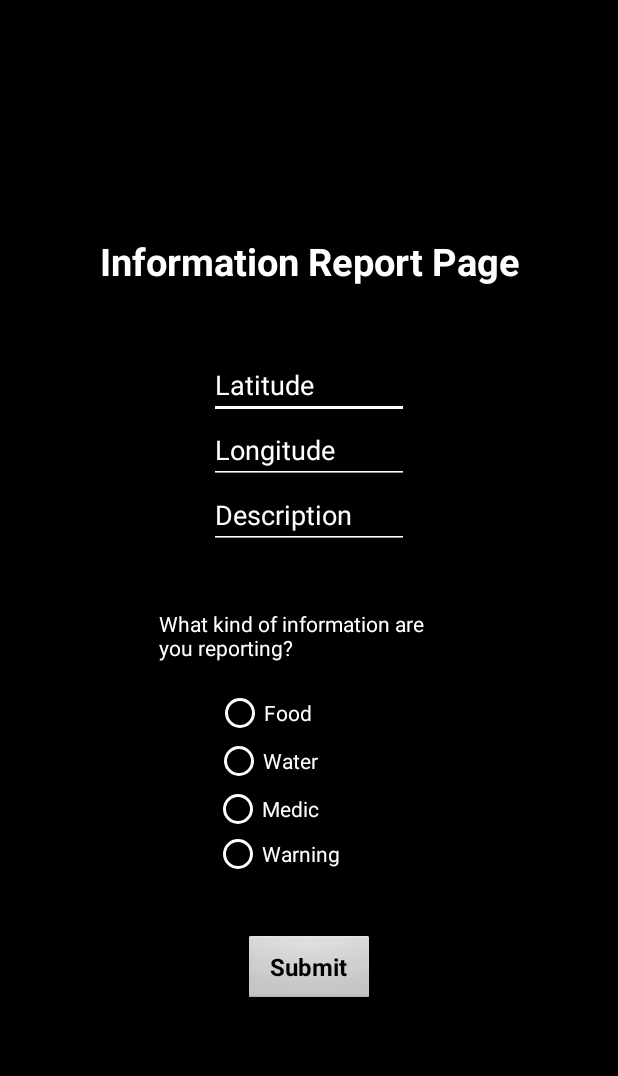
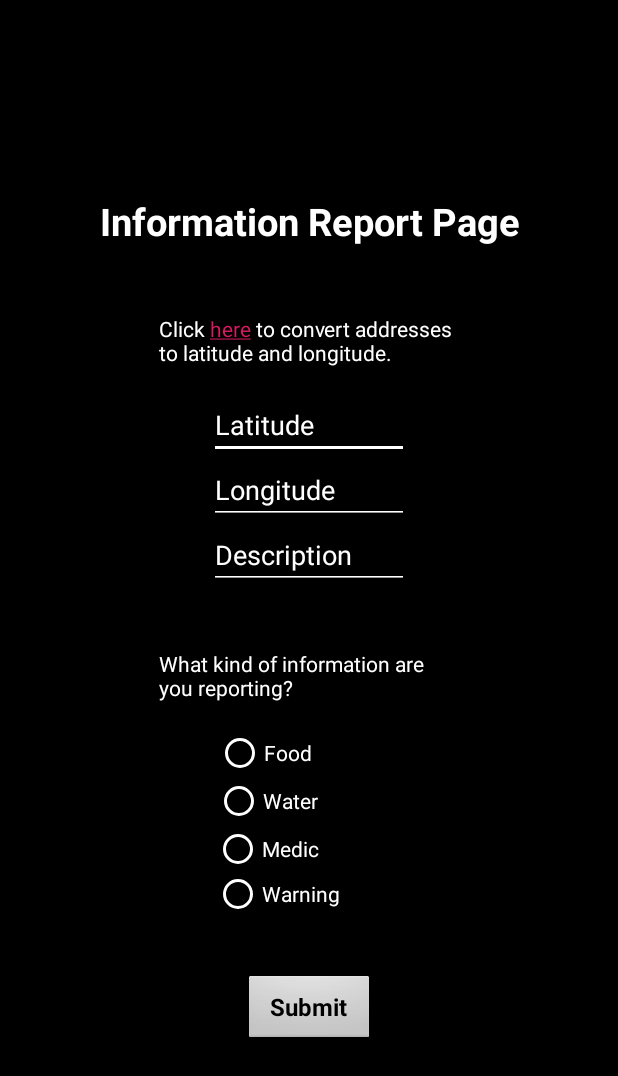
Before and after one commit to kabbott6/Protest-Awareness, an Android app: the screen it shows after launch (InputActivity), on a phone screen of 412 x 824 dp. Shown: the top 1076 px of the screen. Run offline under Robolectric (Android 15) with nearby library versions, the light colour scheme and no system bars; libraries missing offline, so code that uses them is left out: com.opencsv.

Commit message:
finishing touches

```diff
--- a/app/src/main/java/com/ibm/androidapp/InputActivity.java
+++ b/app/src/main/java/com/ibm/androidapp/InputActivity.java
@@ -9,11 +9,14 @@ import android.annotation.SuppressLint;
 import android.content.Context;
 import android.content.pm.PackageManager;
 import android.os.Build;
+import android.text.Html;
+import android.text.method.LinkMovementMethod;
 import android.view.View;
 import android.os.Bundle;
 import android.widget.Button;
 import android.widget.EditText;
 import android.widget.RadioGroup;
+import android.widget.TextView;
 import android.widget.Toast;
 
 import com.opencsv.CSVWriter;
@@ -68,12 +71,13 @@ public class InputActivity extends AppCompatActivity implements ActivityCompat.O
 //            File csv = new File(Environment.getExternalStorageDirectory().getAbsolutePath() + "/stats.csv");
 
             // app specific internal storage
-            File csv = new File(getApplicationContext().getFilesDir(), "stats.csv");
+            File csv = new File(getApplicationContext().getFilesDir(), "info.csv");
             try {
                 FileWriter filewriter = new FileWriter(csv, true);
                 CSVWriter csvwriter = new CSVWriter(filewriter);
                 List<String[]> info = new ArrayList<String[]>();
-                info.add(new String[]{lat, lon, descript, category});
+                time = String.valueOf(System.currentTimeMillis());
+                info.add(new String[]{lat, lon, descript, category, time});
                 csvwriter.writeAll(info);
                 csvwriter.close();
             } catch (IOException e) {
@@ -83,7 +87,7 @@ public class InputActivity extends AppCompatActivity implements ActivityCompat.O
             // read the file
             FileInputStream stream = null;
             try {
-                stream = getApplicationContext().openFileInput("stats.csv");
+                stream = getApplicationContext().openFileInput("info.csv");
             } catch (FileNotFoundException e) {
                 e.printStackTrace();
             }
@@ -118,6 +122,10 @@ public class InputActivity extends AppCompatActivity implements ActivityCompat.O
         longitude = (EditText) findViewById(R.id.longitude);
         description = (EditText) findViewById(R.id.description);
         submit = (Button) findViewById(R.id.submit);
+        TextView link = (TextView) findViewById(R.id.latinfo);
+        String linkText = "Click <a href='https://www.latlong.net/convert-address-to-lat-long.html'>here</a> to convert addresses to latitude and longitude.";
+        link.setText(Html.fromHtml(linkText));
+        link.setMovementMethod(LinkMovementMethod.getInstance());
 
         theCategory.setOnCheckedChangeListener(new RadioGroup.OnCheckedChangeListener() {
 
@@ -155,7 +163,7 @@ public class InputActivity extends AppCompatActivity implements ActivityCompat.O
 //                    File csv = new File(Environment.getExternalStorageDirectory().getAbsolutePath() + "/stats.csv");
 
                     // app specific internal storage
-                    File csv = new File(getApplicationContext().getFilesDir(), "stats.csv");
+                    File csv = new File(getApplicationContext().getFilesDir(), "info.csv");
                     try {
                         FileWriter filewriter = new FileWriter(csv, true);
                         CSVWriter csvwriter = new CSVWriter(filewriter);
@@ -170,7 +178,7 @@ public class InputActivity extends AppCompatActivity implements ActivityCompat.O
                     // read the file
                     FileInputStream stream = null;
                     try {
-                        stream = getApplicationContext().openFileInput("stats.csv");
+                        stream = getApplicationContext().openFileInput("info.csv");
                     } catch (FileNotFoundException e) {
                         e.printStackTrace();
                     }
--- a/app/src/main/java/com/ibm/androidapp/MainActivity.java
+++ b/app/src/main/java/com/ibm/androidapp/MainActivity.java
@@ -211,7 +211,7 @@ public class MainActivity extends AppCompatActivity
         LatLng curr = null;
         try {
             FileInputStream stream = null;
-            stream = getApplicationContext().openFileInput("stats.csv");
+            stream = getApplicationContext().openFileInput("info.csv");
             InputStreamReader inputreader =
                     new InputStreamReader(stream, StandardCharsets.UTF_8);
             BufferedReader br = new BufferedReader(inputreader);
@@ -239,7 +239,7 @@ public class MainActivity extends AppCompatActivity
                 }
                 Log.d("occurrence[3]: ", occurrence[3]);
                 try {
-                    if ((occurrence.length > 4) && Long.parseLong(occurrence[4]) + 60000 > System.currentTimeMillis()) {
+                    if ((occurrence.length > 4) && Long.parseLong(occurrence[4]) + 7200000 > System.currentTimeMillis()) {
                         googleMap.addMarker(marker);
                     }
                 } catch (Exception e) {
--- a/app/src/main/res/layout/activity_input.xml
+++ b/app/src/main/res/layout/activity_input.xml
@@ -19,6 +19,14 @@
         android:textStyle="bold"
         android:textColor="@color/white_bg"
         android:gravity="center"
+        />
+
+    <TextView
+        android:id="@+id/latinfo"
+        android:layout_width="200dp"
+        android:layout_height="43dp"
+        android:layout_marginBottom="10dp"
+        android:textColor="@color/white_bg"
         />
 
 
```
